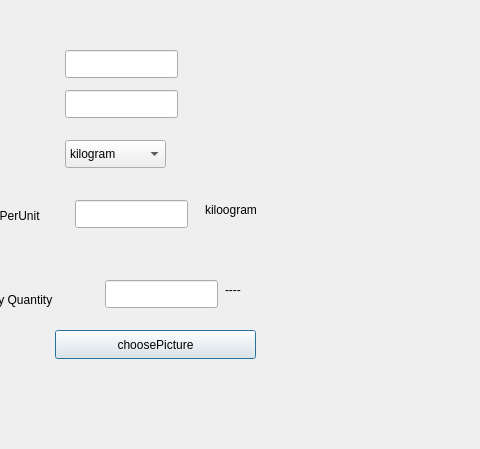
Old version of the form CakeManager/src/ui/MaterialCard/addingredientdialog.ui in the repository mohammad23-c/CakeManager; both pictures show x 125 to 605 and y 0 to 449 of the 1091 by 449 pixel window.
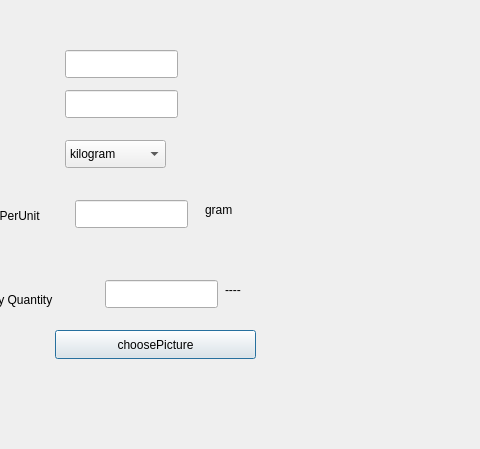
New version of the form.

```diff
--- a/CakeManager/src/ui/MaterialCard/addingredientdialog.ui
+++ b/CakeManager/src/ui/MaterialCard/addingredientdialog.ui
@@ -221,7 +221,7 @@
     </rect>
    </property>
    <property name="text">
-    <string>kiloogram</string>
+    <string>gram</string>
    </property>
   </widget>
   <widget class="QLabel" name="showUnit">
```
